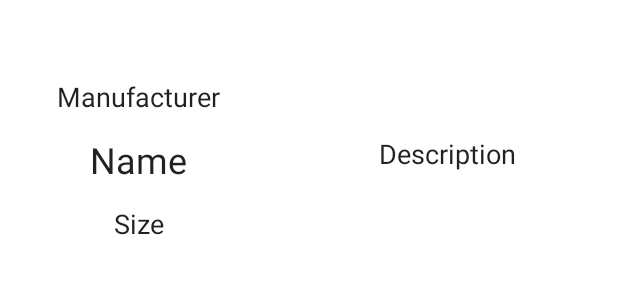
After one commit to kelocen/shoe-tracker, an Android app: the layout shoe_item.xml on its own in the app's theme, with its tools: preview values and no code run, on a phone screen of 412 x 824 dp. The commit adds this screen. Shown: the top 300 px of the screen. Run offline under Robolectric (Android 15) with nearby library versions, the phone set to English and light mode, and no system bars.

Commit message:
feat: Add shoe item xml layout

```diff
--- a/app/src/main/java/com/example/shoestoreinventory/ui/ShoeViewModel.kt
+++ b/app/src/main/java/com/example/shoestoreinventory/ui/ShoeViewModel.kt
@@ -65,5 +65,4 @@ class ShoeViewModel : ViewModel() {
             _eventOnCancel.value = false
         }
     }
-
 }
--- a/app/src/main/java/com/example/shoestoreinventory/ui/login/LoginFragment.kt
+++ b/app/src/main/java/com/example/shoestoreinventory/ui/login/LoginFragment.kt
@@ -18,10 +18,8 @@ class LoginFragment : Fragment() {
 
     private lateinit var binding: FragmentLoginBinding
 
-    override fun onCreateView(
-            inflater: LayoutInflater, container: ViewGroup?,
-            savedInstanceState: Bundle?
-    ): View {
+    override fun onCreateView(inflater: LayoutInflater, container: ViewGroup?,
+                              savedInstanceState: Bundle?): View {
         binding = DataBindingUtil.inflate(inflater, R.layout.fragment_login, container, false)
         return binding.root
     }
--- /dev/null
+++ b/app/src/main/res/layout/shoe_item.xml
@@ -0,0 +1,69 @@
+<?xml version="1.0" encoding="utf-8"?>
+<androidx.constraintlayout.widget.ConstraintLayout xmlns:android="http://schemas.android.com/apk/res/android"
+  xmlns:app="http://schemas.android.com/apk/res-auto"
+  android:id="@+id/layout_shoe_item"
+  android:layout_width="match_parent"
+  android:layout_height="wrap_content">
+
+  <!-- Shoe Manufacturer/Brand -->
+  <TextView
+    android:id="@+id/text_shoe_manufacturer"
+    style="@style/styleTextShoeItemManufacturer"
+    app:layout_constraintBottom_toTopOf="@+id/text_shoe_name"
+    app:layout_constraintEnd_toStartOf="@+id/guideline_middle"
+    app:layout_constraintStart_toStartOf="parent"
+    app:layout_constraintTop_toTopOf="@+id/guideline_top" />
+
+  <!-- Shoe Name -->
+  <TextView
+    android:id="@+id/text_shoe_name"
+    style="@style/styleTextShoeItemName"
+    app:layout_constraintBottom_toTopOf="@+id/guideline_bottom"
+    app:layout_constraintEnd_toStartOf="@+id/guideline_middle"
+    app:layout_constraintStart_toStartOf="parent"
+    app:layout_constraintTop_toTopOf="@+id/guideline_top" />
+
+  <!-- Shoe Size -->
+  <TextView
+    android:id="@+id/text_shoe_size"
+    style="@style/styleTextShoeItemSize"
+    app:layout_constraintBottom_toTopOf="@+id/guideline_bottom"
+    app:layout_constraintEnd_toEndOf="@+id/text_shoe_name"
+    app:layout_constraintStart_toStartOf="@+id/text_shoe_name"
+    app:layout_constraintTop_toBottomOf="@+id/text_shoe_name" />
+
+  <!-- Shoe Description -->
+  <TextView
+    android:id="@+id/text_shoe_description"
+    style="@style/styleTextShoeItemDescription"
+    app:layout_constraintBottom_toBottomOf="parent"
+    app:layout_constraintEnd_toEndOf="parent"
+    app:layout_constraintStart_toStartOf="@+id/guideline_middle"
+    app:layout_constraintStart_toStartdOf="parent"
+    app:layout_constraintTop_toTopOf="@+id/guideline_top" />
+
+  <!-- Top Guide -->
+  <androidx.constraintlayout.widget.Guideline
+    android:id="@+id/guideline_top"
+    android:layout_width="wrap_content"
+    android:layout_height="wrap_content"
+    android:orientation="horizontal"
+    app:layout_constraintGuide_begin="30dp" />
+
+  <!-- Middle Guide -->
+  <androidx.constraintlayout.widget.Guideline
+    android:id="@+id/guideline_middle"
+    android:layout_width="wrap_content"
+    android:layout_height="wrap_content"
+    android:orientation="vertical"
+    app:layout_constraintGuide_begin="185dp" />
+
+  <!-- Bottom Guide -->
+  <androidx.constraintlayout.widget.Guideline
+    android:id="@+id/guideline_bottom"
+    android:layout_width="wrap_content"
+    android:layout_height="wrap_content"
+    android:orientation="horizontal"
+    app:layout_constraintGuide_begin="175dp" />
+
+</androidx.constraintlayout.widget.ConstraintLayout>
--- a/app/src/main/res/values/dimens.xml
+++ b/app/src/main/res/values/dimens.xml
@@ -14,4 +14,11 @@
   <dimen name="details_label_margin_start">20dp</dimen>
   <dimen name="details_buttons_margin_bottom">70dp</dimen>
   <dimen name="details_edit_margin_start_end">20dp</dimen>
+  <!-- Shoe item layout views -->
+  <dimen name="shoe_item_manufacturer_margin_top">8dp</dimen>
+  <dimen name="shoe_item_manufacturer_text_size">18sp</dimen>
+  <dimen name="shoe_item_name_text_size">24sp</dimen>
+  <dimen name="shoe_item_name_margin_top">8dp</dimen>
+  <dimen name="shoe_item_size_text_size">18sp</dimen>
+  <dimen name="shoe_item_description_text_size">18sp</dimen>
 </resources>
--- a/app/src/main/res/values/themes.xml
+++ b/app/src/main/res/values/themes.xml
@@ -123,6 +123,33 @@
   <style name="styleEditShoeDescription" parent="styleEditParentInput">
     <item name="android:inputType">text</item>
   </style>
+  <!-- = = = = = Shoe Item Layout = = = = = -->
+  <style name="styleTextShoeItem" parent="Theme.ShoeStoreInventory">
+    <item name="android:layout_height">wrap_content</item>
+    <item name="android:layout_width">wrap_content</item>
+  </style>
+  <!-- Shoe Item Manufacturer -->
+  <style name="styleTextShoeItemManufacturer" parent="styleTextShoeItem">
+    <item name="android:textSize">@dimen/shoe_item_manufacturer_text_size</item>
+    <item name="android:layout_marginTop">@dimen/shoe_item_manufacturer_margin_top</item>
+    <item name="android:text">@string/label_shoe_manufacturer</item>
+  </style>
+  <!-- Shoe Item Name -->
+  <style name="styleTextShoeItemName" parent="styleTextShoeItem">
+    <item name="android:textSize">@dimen/shoe_item_name_text_size</item>
+    <item name="android:layout_marginTop">@dimen/shoe_item_name_margin_top</item>
+    <item name="android:text">@string/label_shoe_name</item>
+  </style>
+  <!-- Shoe Item Size -->
+  <style name="styleTextShoeItemSize" parent="styleTextShoeItem">
+    <item name="android:textSize">@dimen/shoe_item_size_text_size</item>
+    <item name="android:text">@string/label_shoe_size</item>
+  </style>
+  <!-- Shoe Item Description -->
+  <style name="styleTextShoeItemDescription" parent="styleTextShoeItem">
+    <item name="android:textSize">@dimen/shoe_item_description_text_size</item>
+    <item name="android:text">@string/label_shoe_description</item>
+  </style>
   <!-- = = = = = Shared Styles = = = = = -->
   <!-- App Name TextView -->
   <style name="styleTextAppName" parent="Theme.ShoeStoreInventory">
```
